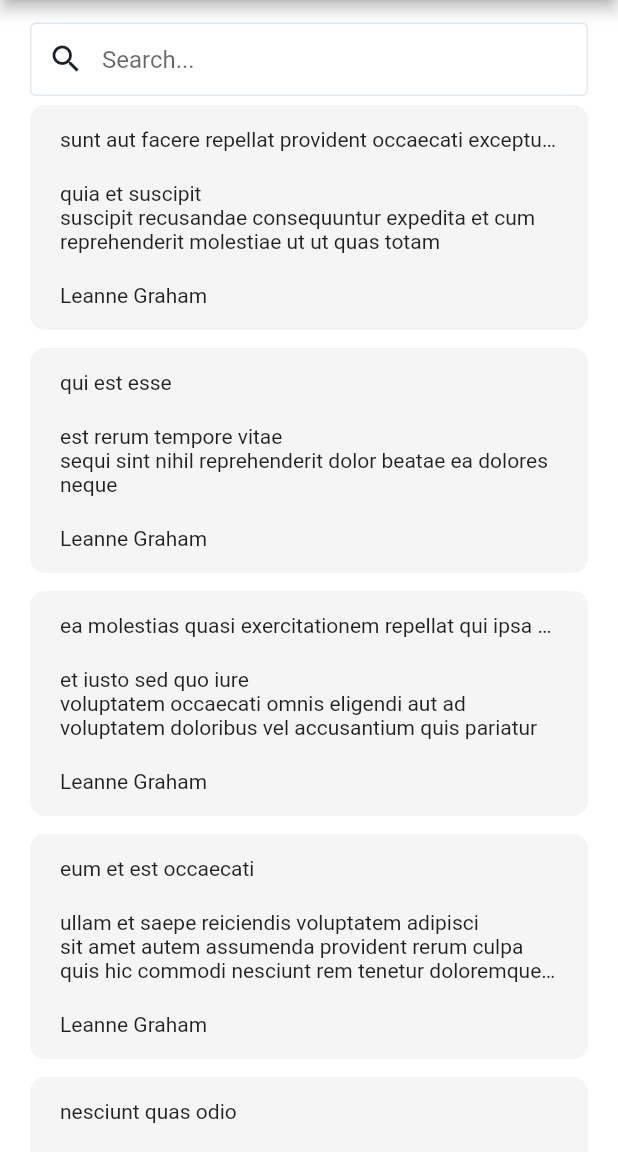
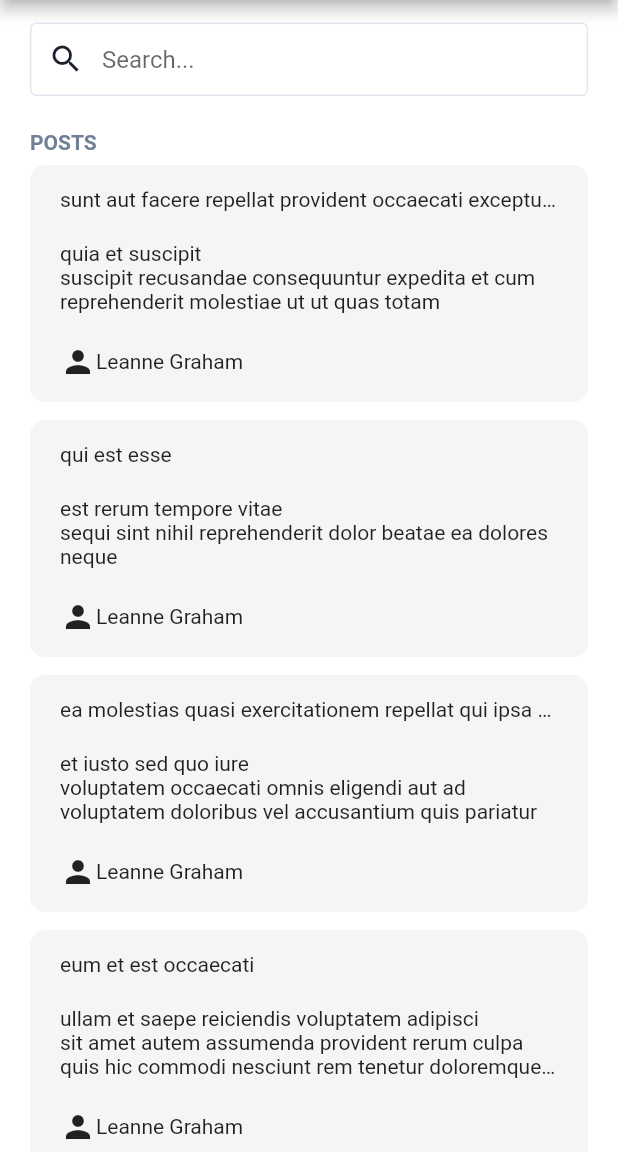
Before and after one commit to sefadogan/searchable-cards-flutter, a Flutter app: the screen it shows after launch, on a phone screen of 412 x 824 dp, the part 84-1236 px from its top. Run offline on Flutter 3.47's test engine with Material 2 defaults, Android fonts, the phone set to English and light mode, and no system bars; our stand-ins replace flutter_redux, redux; Roboto replaces fonts that are missing (Quicksand).

Commit message:
Adding text style for content d,vider title

```diff
--- a/lib/pages/home/home_page.dart
+++ b/lib/pages/home/home_page.dart
@@ -8,6 +8,8 @@ import 'package:SearchableCards/widgets/post/post_search_bar.dart/post_search_ba
 import 'package:flutter_redux/flutter_redux.dart';
 // State
 import 'package:SearchableCards/state/redux/app_state.dart';
+// Styles
+import 'package:SearchableCards/styles/styles.dart';
 
 class HomePage extends StatefulWidget {
   @override
@@ -36,6 +38,13 @@ class _HomePageState extends State<HomePage> {
                 crossAxisAlignment: CrossAxisAlignment.start,
                 children: [
                   PostSearchBar(),
+                  Container(
+                    padding: const EdgeInsets.only(top: 20),
+                    child: ScfText(
+                      "POSTS",
+                      style: contentDividerTitleTextStyle(),
+                    ),
+                  ),
                   PostCardsList(),
                 ],
               ),
--- /dev/null
+++ b/lib/styles/styles.dart
@@ -0,0 +1,9 @@
+import 'package:flutter/material.dart';
+
+TextStyle contentDividerTitleTextStyle({color = const Color(0xff718096), double fontSize = 14, double height = 1.4}) {
+  return TextStyle(
+    color: color,
+    fontWeight: FontWeight.bold,
+    height: height,
+  );
+}
--- a/lib/widgets/post/post_card/post_card.dart
+++ b/lib/widgets/post/post_card/post_card.dart
@@ -41,7 +41,12 @@ class PostCard extends StatelessWidget {
               ),
               Container(
                 padding: const EdgeInsets.only(top: 10),
-                child: ScfText(user.name),
+                child: Row(
+                  children: [
+                    const Icon(Icons.person),
+                    ScfText(user.name),
+                  ],
+                ),
               ),
             ],
           ),
```
